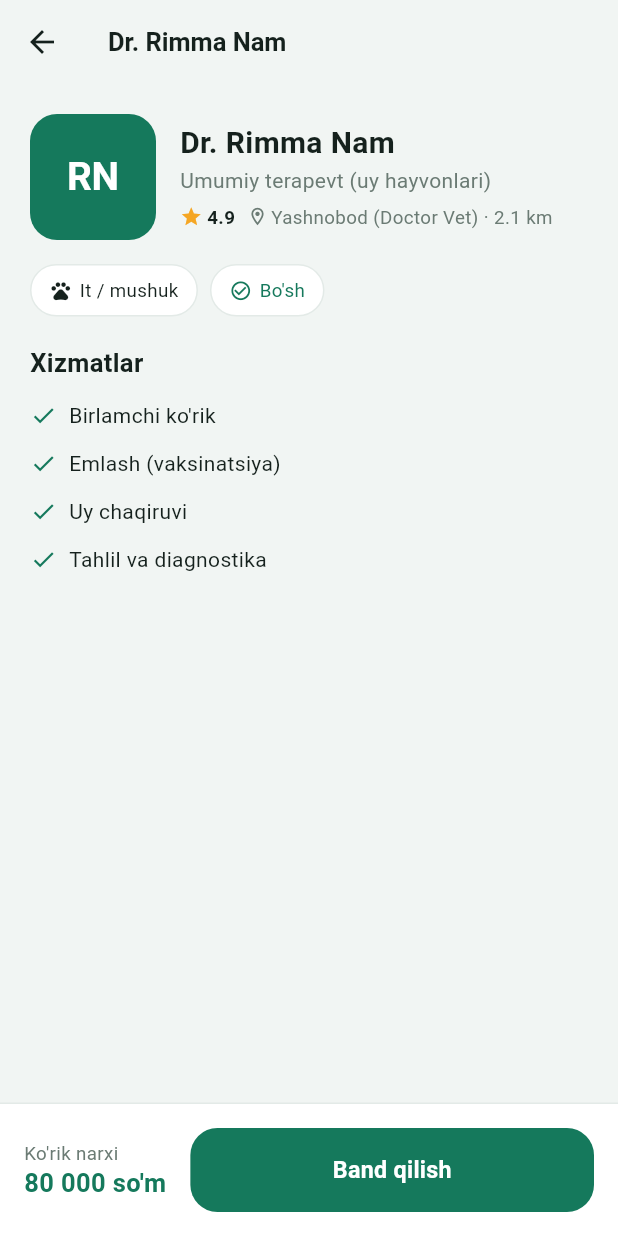
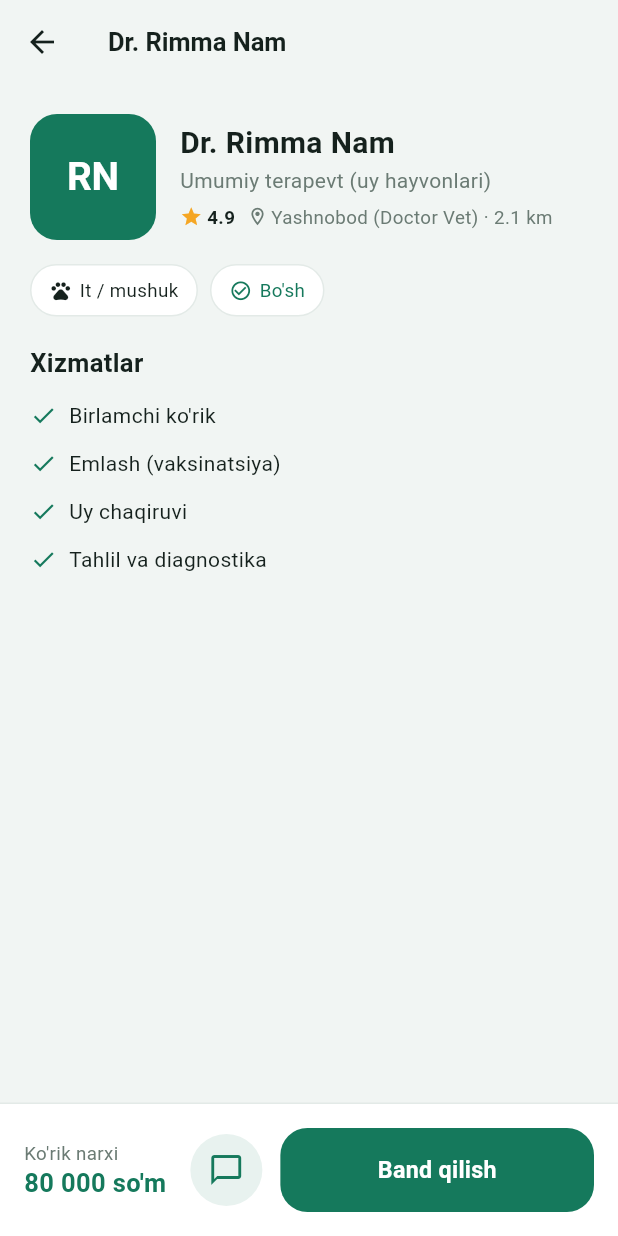
Before and after one commit to Yusuf2236/vet.uz, a Flutter app: the VetDetailScreen screen opened directly with sample values from the repository, on a phone screen of 412 x 824 dp. Run offline on Flutter 3.47's test engine with Material 3 defaults, Android fonts, the phone set to English and light mode, and no system bars; our stand-ins replace device_preview, flutter_map, google_fonts, latlong2, local_auth, shared_preferences and 1 more; missing offline and left inert: yandex_mapkit; accounts and stored records are empty; network calls fail.

```diff
--- a/lib/frontend/screens/vet/vet_detail_screen.dart
+++ b/lib/frontend/screens/vet/vet_detail_screen.dart
@@ -12,6 +12,7 @@ import '../../widgets/price_text.dart';
 import '../../widgets/primary_button.dart';
 import '../../widgets/remote_image.dart';
 import 'vet_call_search_screen.dart';
+import 'vet_chat_screen.dart';
 
 /// Veterinar tafsilotlari + xizmat band qilish.
 class VetDetailScreen extends StatelessWidget {
@@ -187,6 +188,22 @@ class VetDetailScreen extends StatelessWidget {
                 ],
               ),
               const SizedBox(width: AppSpacing.lg),
+              IconButton.filled(
+                onPressed: () {
+                  Navigator.of(context).push(
+                    MaterialPageRoute<void>(
+                      builder: (_) => VetChatScreen(vet: vet),
+                    ),
+                  );
+                },
+                style: IconButton.styleFrom(
+                  backgroundColor: AppColors.primary.withValues(alpha: 0.1),
+                  foregroundColor: AppColors.primary,
+                  padding: const EdgeInsets.all(AppSpacing.md),
+                ),
+                icon: const Icon(Icons.chat_bubble_outline),
+              ),
+              const SizedBox(width: AppSpacing.md),
               Expanded(
                 child: PrimaryButton(
                   label: AppStrings.book,
```
